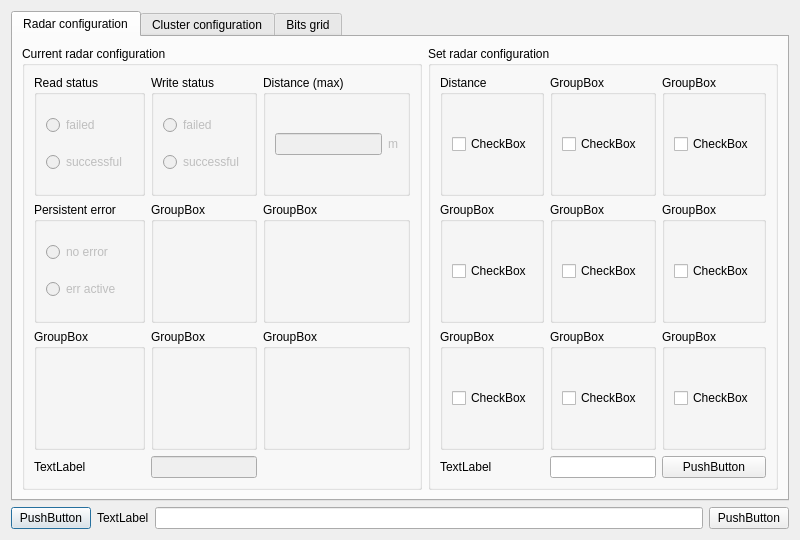
Before: the Qt Designer form dialogconfig.ui in anatoltrush/RadarVisual, drawn with Qt 5.
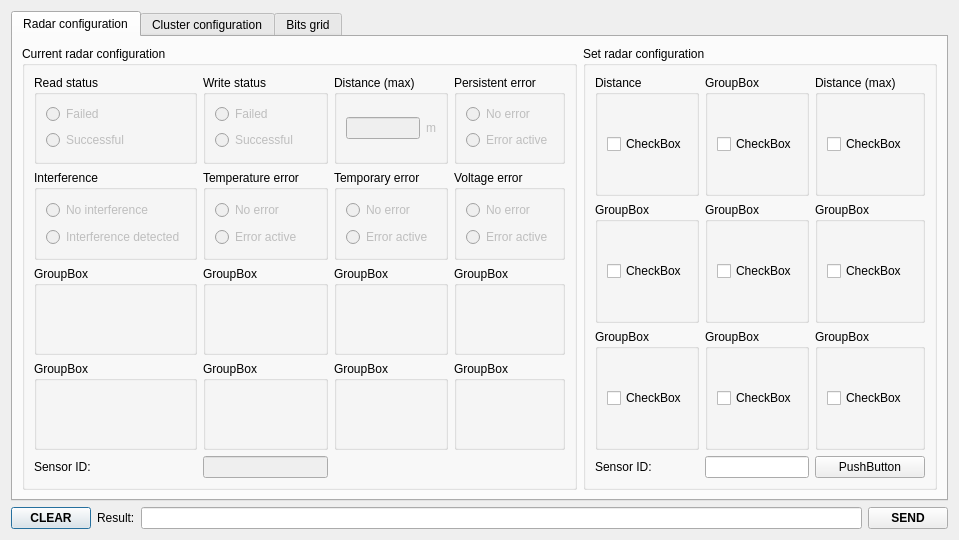
After: the same form once the commit is applied.

Diff of the .ui file:
```diff
--- a/dialogconfig.ui
+++ b/dialogconfig.ui
@@ -23,26 +23,43 @@
    <item row="1" column="0" colspan="2">
     <layout class="QHBoxLayout" name="horizontalLayout">
      <item>
-      <widget class="QPushButton" name="pushButton">
+      <widget class="QPushButton" name="pBClearResStr">
+       <property name="font">
+        <font>
+         <bold>true</bold>
+        </font>
+       </property>
        <property name="text">
-        <string>PushButton</string>
+        <string>CLEAR</string>
        </property>
       </widget>
      </item>
      <item>
       <widget class="QLabel" name="label">
        <property name="text">
-        <string>TextLabel</string>
+        <string>Result:</string>
        </property>
       </widget>
      </item>
      <item>
-      <widget class="QLineEdit" name="lineEdit"/>
+      <widget class="QLineEdit" name="lEResStr">
+       <property name="sizePolicy">
+        <sizepolicy hsizetype="MinimumExpanding" vsizetype="Fixed">
+         <horstretch>0</horstretch>
+         <verstretch>0</verstretch>
+        </sizepolicy>
+       </property>
+      </widget>
      </item>
      <item>
-      <widget class="QPushButton" name="pushButton_2">
+      <widget class="QPushButton" name="pBSend">
+       <property name="font">
+        <font>
+         <bold>true</bold>
+        </font>
+       </property>
        <property name="text">
-        <string>PushButton</string>
+        <string>SEND</string>
        </property>
       </widget>
      </item>
@@ -64,70 +81,6 @@
           <string>Current radar configuration</string>
          </property>
          <layout class="QGridLayout" name="gridLayout_3">
-          <item row="2" column="2">
-           <widget class="QGroupBox" name="groupBox_9">
-            <property name="title">
-             <string>GroupBox</string>
-            </property>
-           </widget>
-          </item>
-          <item row="1" column="2">
-           <widget class="QGroupBox" name="groupBox_10">
-            <property name="title">
-             <string>GroupBox</string>
-            </property>
-           </widget>
-          </item>
-          <item row="1" column="1">
-           <widget class="QGroupBox" name="groupBox_6">
-            <property name="title">
-             <string>GroupBox</string>
-            </property>
-           </widget>
-          </item>
-          <item row="2" column="1">
-           <widget class="QGroupBox" name="groupBox_8">
-            <property name="title">
-             <string>GroupBox</string>
-            </property>
-           </widget>
-          </item>
-          <item row="0" column="0">
-           <widget class="QGroupBox" name="gBCurrRead">
-            <property name="title">
-             <string>Read status</string>
-            </property>
-            <layout class="QGridLayout" name="gridLayout_18">
-             <item row="0" column="2">
-              <widget class="QRadioButton" name="rBCurrReadF">
-               <property name="enabled">
-                <bool>false</bool>
-               </property>
-               <property name="text">
-                <string>failed</string>
-               </property>
-              </widget>
-             </item>
-             <item row="1" column="2">
-              <widget class="QRadioButton" name="rBCurrReadS">
-               <property name="enabled">
-                <bool>false</bool>
-               </property>
-               <property name="text">
-                <string>successful</string>
-               </property>
-              </widget>
-             </item>
-            </layout>
-           </widget>
-          </item>
-          <item row="2" column="0">
-           <widget class="QGroupBox" name="groupBox_7">
-            <property name="title">
-             <string>GroupBox</string>
-            </property>
-           </widget>
-          </item>
           <item row="0" column="2">
            <widget class="QGroupBox" name="gBCurrRadDist">
             <property name="title">
@@ -139,6 +92,18 @@
                <property name="enabled">
                 <bool>false</bool>
                </property>
+               <property name="sizePolicy">
+                <sizepolicy hsizetype="Minimum" vsizetype="Fixed">
+                 <horstretch>0</horstretch>
+                 <verstretch>0</verstretch>
+                </sizepolicy>
+               </property>
+               <property name="minimumSize">
+                <size>
+                 <width>10</width>
+                 <height>0</height>
+                </size>
+               </property>
                <property name="readOnly">
                 <bool>false</bool>
                </property>
@@ -149,6 +114,12 @@
                <property name="enabled">
                 <bool>false</bool>
                </property>
+               <property name="sizePolicy">
+                <sizepolicy hsizetype="Minimum" vsizetype="Fixed">
+                 <horstretch>0</horstretch>
+                 <verstretch>0</verstretch>
+                </sizepolicy>
+               </property>
                <property name="text">
                 <string>m</string>
                </property>
@@ -157,66 +128,44 @@
             </layout>
            </widget>
           </item>
-          <item row="0" column="1">
-           <widget class="QGroupBox" name="gBCurrWrite">
-            <property name="title">
-             <string>Write status</string>
-            </property>
-            <layout class="QGridLayout" name="gridLayout_19">
-             <item row="0" column="2">
-              <widget class="QRadioButton" name="rBCurrWriteF">
-               <property name="enabled">
-                <bool>false</bool>
-               </property>
-               <property name="text">
-                <string>failed</string>
-               </property>
-              </widget>
-             </item>
-             <item row="1" column="2">
-              <widget class="QRadioButton" name="rBCurrWriteS">
-               <property name="enabled">
-                <bool>false</bool>
-               </property>
-               <property name="text">
-                <string>successful</string>
-               </property>
-              </widget>
-             </item>
-            </layout>
-           </widget>
-          </item>
           <item row="1" column="0">
            <widget class="QGroupBox" name="gBCurrPersErr">
             <property name="title">
-             <string>Persistent error</string>
+             <string>Interference</string>
             </property>
-            <layout class="QGridLayout" name="gridLayout_21">
+            <layout class="QGridLayout" name="gridLayout_22">
              <item row="0" column="0">
-              <widget class="QRadioButton" name="rBCurrPersErrNo">
+              <widget class="QRadioButton" name="rBCurrRadNoI">
                <property name="enabled">
                 <bool>false</bool>
                </property>
                <property name="text">
-                <string>no error</string>
+                <string>No interference</string>
                </property>
               </widget>
              </item>
              <item row="1" column="0">
-              <widget class="QRadioButton" name="rBCurrPersErrAct">
+              <widget class="QRadioButton" name="rBCurrRadInter">
                <property name="enabled">
                 <bool>false</bool>
                </property>
                <property name="text">
-                <string>err active</string>
+                <string>Interference detected</string>
                </property>
               </widget>
              </item>
             </layout>
            </widget>
           </item>
-          <item row="3" column="1">
-           <widget class="QLineEdit" name="lineEdit_3">
+          <item row="4" column="0">
+           <widget class="QLabel" name="lCurrRadId">
+            <property name="text">
+             <string>Sensor ID:</string>
+            </property>
+           </widget>
+          </item>
+          <item row="4" column="1">
+           <widget class="QLineEdit" name="lECurrRadId">
             <property name="enabled">
              <bool>false</bool>
             </property>
@@ -231,10 +180,233 @@
             </property>
            </widget>
           </item>
+          <item row="1" column="3">
+           <widget class="QGroupBox" name="gBCurrRadVolt">
+            <property name="title">
+             <string>Voltage error</string>
+            </property>
+            <layout class="QGridLayout" name="gridLayout_25">
+             <item row="0" column="0">
+              <widget class="QRadioButton" name="rBCurrRadVoltErrNo">
+               <property name="enabled">
+                <bool>false</bool>
+               </property>
+               <property name="text">
+                <string>No error</string>
+               </property>
+              </widget>
+             </item>
+             <item row="1" column="0">
+              <widget class="QRadioButton" name="rBCurrRadVoltErrAct">
+               <property name="enabled">
+                <bool>false</bool>
+               </property>
+               <property name="text">
+                <string>Error active</string>
+               </property>
+              </widget>
+             </item>
+            </layout>
+           </widget>
+          </item>
+          <item row="1" column="1">
+           <widget class="QGroupBox" name="gBCurrRadTemper">
+            <property name="title">
+             <string>Temperature error</string>
+            </property>
+            <layout class="QGridLayout" name="gridLayout_23">
+             <item row="0" column="0">
+              <widget class="QRadioButton" name="rBCurrRadTemperErrNo">
+               <property name="enabled">
+                <bool>false</bool>
+               </property>
+               <property name="text">
+                <string>No error</string>
+               </property>
+              </widget>
+             </item>
+             <item row="1" column="0">
+              <widget class="QRadioButton" name="rBCurrRadTemperErrAct">
+               <property name="enabled">
+                <bool>false</bool>
+               </property>
+               <property name="text">
+                <string>Error active</string>
+               </property>
+              </widget>
+             </item>
+            </layout>
+           </widget>
+          </item>
+          <item row="2" column="0">
+           <widget class="QGroupBox" name="gBCurrRad_2">
+            <property name="title">
+             <string>GroupBox</string>
+            </property>
+           </widget>
+          </item>
+          <item row="0" column="3">
+           <widget class="QGroupBox" name="gBCurrRadPersErr">
+            <property name="title">
+             <string>Persistent error</string>
+            </property>
+            <layout class="QGridLayout" name="gridLayout_21">
+             <item row="0" column="0">
+              <widget class="QRadioButton" name="rBCurrRadPersErrNo">
+               <property name="enabled">
+                <bool>false</bool>
+               </property>
+               <property name="text">
+                <string>No error</string>
+               </property>
+              </widget>
+             </item>
+             <item row="1" column="0">
+              <widget class="QRadioButton" name="rBCurrRadPersErrAct">
+               <property name="enabled">
+                <bool>false</bool>
+               </property>
+               <property name="text">
+                <string>Error active</string>
+               </property>
+              </widget>
+             </item>
+            </layout>
+           </widget>
+          </item>
+          <item row="2" column="3">
+           <widget class="QGroupBox" name="groupBox_3">
+            <property name="title">
+             <string>GroupBox</string>
+            </property>
+           </widget>
+          </item>
+          <item row="2" column="2">
+           <widget class="QGroupBox" name="groupBox_2">
+            <property name="title">
+             <string>GroupBox</string>
+            </property>
+           </widget>
+          </item>
+          <item row="0" column="0">
+           <widget class="QGroupBox" name="gBCurrRadRead">
+            <property name="title">
+             <string>Read status</string>
+            </property>
+            <layout class="QGridLayout" name="gridLayout_18">
+             <item row="0" column="2">
+              <widget class="QRadioButton" name="rBCurrRadReadF">
+               <property name="enabled">
+                <bool>false</bool>
+               </property>
+               <property name="text">
+                <string>Failed</string>
+               </property>
+              </widget>
+             </item>
+             <item row="1" column="2">
+              <widget class="QRadioButton" name="rBCurrRadReadS">
+               <property name="enabled">
+                <bool>false</bool>
+               </property>
+               <property name="text">
+                <string>Successful</string>
+               </property>
+              </widget>
+             </item>
+            </layout>
+           </widget>
+          </item>
+          <item row="0" column="1">
+           <widget class="QGroupBox" name="gBCurrRadWrite">
+            <property name="title">
+             <string>Write status</string>
+            </property>
+            <layout class="QGridLayout" name="gridLayout_19">
+             <item row="0" column="2">
+              <widget class="QRadioButton" name="rBCurrRadWriteF">
+               <property name="enabled">
+                <bool>false</bool>
+               </property>
+               <property name="text">
+                <string>Failed</string>
+               </property>
+              </widget>
+             </item>
+             <item row="1" column="2">
+              <widget class="QRadioButton" name="rBCurrRadWriteS">
+               <property name="enabled">
+                <bool>false</bool>
+               </property>
+               <property name="text">
+                <string>Successful</string>
+               </property>
+              </widget>
+             </item>
+            </layout>
+           </widget>
+          </item>
+          <item row="2" column="1">
+           <widget class="QGroupBox" name="groupBox">
+            <property name="title">
+             <string>GroupBox</string>
+            </property>
+           </widget>
+          </item>
+          <item row="1" column="2">
+           <widget class="QGroupBox" name="gBCurrRadTempor">
+            <property name="title">
+             <string>Temporary error</string>
+            </property>
+            <layout class="QGridLayout" name="gridLayout_24">
+             <item row="0" column="0">
+              <widget class="QRadioButton" name="rBCurrRadTemporErrNo">
+               <property name="enabled">
+                <bool>false</bool>
+               </property>
+               <property name="text">
+                <string>No error</string>
+               </property>
+              </widget>
+             </item>
+             <item row="1" column="0">
+              <widget class="QRadioButton" name="rBCurrRadTemporErrAct">
+               <property name="enabled">
+                <bool>false</bool>
+               </property>
+               <property name="text">
+                <string>Error active</string>
+               </property>
+              </widget>
+             </item>
+            </layout>
+           </widget>
+          </item>
           <item row="3" column="0">
-           <widget class="QLabel" name="label_2">
-            <property name="text">
-             <string>TextLabel</string>
+           <widget class="QGroupBox" name="groupBox_4">
+            <property name="title">
+             <string>GroupBox</string>
+            </property>
+           </widget>
+          </item>
+          <item row="3" column="1">
+           <widget class="QGroupBox" name="groupBox_5">
+            <property name="title">
+             <string>GroupBox</string>
+            </property>
+           </widget>
+          </item>
+          <item row="3" column="2">
+           <widget class="QGroupBox" name="groupBox_6">
+            <property name="title">
+             <string>GroupBox</string>
+            </property>
+           </widget>
+          </item>
+          <item row="3" column="3">
+           <widget class="QGroupBox" name="groupBox_7">
+            <property name="title">
+             <string>GroupBox</string>
             </property>
            </widget>
           </item>
@@ -338,9 +510,9 @@
            </widget>
           </item>
           <item row="0" column="2">
-           <widget class="QGroupBox" name="groupBox_18">
+           <widget class="QGroupBox" name="gBSetRadDist">
             <property name="title">
-             <string>GroupBox</string>
+             <string>Distance (max)</string>
             </property>
             <layout class="QGridLayout" name="gridLayout_10">
              <item row="0" column="0">
@@ -354,7 +526,7 @@
            </widget>
           </item>
           <item row="0" column="0">
-           <widget class="QGroupBox" name="gBSetRadDist">
+           <widget class="QGroupBox" name="gBSetRadRead">
             <property name="title">
              <string>Distance</string>
             </property>
@@ -411,7 +583,7 @@
           <item row="3" column="0">
            <widget class="QLabel" name="label_3">
             <property name="text">
-             <string>TextLabel</string>
+             <string>Sensor ID:</string>
             </property>
            </widget>
           </item>
```
Left out of the diff: 22 changed lines with no effect on the pictures.
